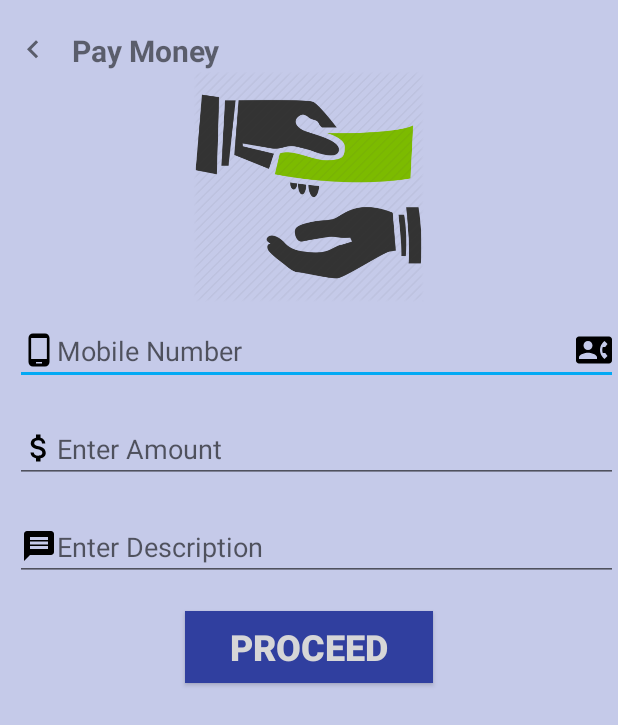
After one commit to codershikhar/Offline_Wallet_Android_Application, an Android app: the SendMoneyToAccountActivity screen opened directly, with no data from a screen before it, on a phone screen of 412 x 824 dp. The commit adds this screen. Shown: the top 725 px of the screen. Run offline under Robolectric (Android 15) with nearby library versions, the phone set to English and light mode, and no system bars; network calls fail.

Commit message:
Pay Mobile : Successful Added

```diff
--- a/app/src/main/AndroidManifest.xml
+++ b/app/src/main/AndroidManifest.xml
@@ -43,7 +43,8 @@
         <activity android:name=".LoginActivity" />
         <activity android:name=".MainBluetoothActivity" />
         <activity android:name=".AccountActivity" />
-        <activity android:name=".ProfileActivity"></activity>
+        <activity android:name=".ProfileActivity" />
+        <activity android:name=".SendMoneyToAccountActivity"></activity>
     </application>
 
 </manifest>
--- /dev/null
+++ b/app/src/main/res/drawable/ic_attach_money_black_24dp.xml
@@ -0,0 +1,9 @@
+<vector xmlns:android="http://schemas.android.com/apk/res/android"
+        android:width="24dp"
+        android:height="24dp"
+        android:viewportWidth="24.0"
+        android:viewportHeight="24.0">
+    <path
+        android:fillColor="#FF000000"
+        android:pathData="M11.8,10.9c-2.27,-0.59 -3,-1.2 -3,-2.15 0,-1.09 1.01,-1.85 2.7,-1.85 1.78,0 2.44,0.85 2.5,2.1h2.21c-0.07,-1.72 -1.12,-3.3 -3.21,-3.81V3h-3v2.16c-1.94,0.42 -3.5,1.68 -3.5,3.61 0,2.31 1.91,3.46 4.7,4.13 2.5,0.6 3,1.48 3,2.41 0,0.69 -0.49,1.79 -2.7,1.79 -2.06,0 -2.87,-0.92 -2.98,-2.1h-2.2c0.12,2.19 1.76,3.42 3.68,3.83V21h3v-2.15c1.95,-0.37 3.5,-1.5 3.5,-3.55 0,-2.84 -2.43,-3.81 -4.7,-4.4z"/>
+</vector>
--- /dev/null
+++ b/app/src/main/res/drawable/ic_contact_phone_black_24dp.xml
@@ -0,0 +1,9 @@
+<vector xmlns:android="http://schemas.android.com/apk/res/android"
+        android:width="24dp"
+        android:height="24dp"
+        android:viewportWidth="24.0"
+        android:viewportHeight="24.0">
+    <path
+        android:fillColor="#FF000000"
+        android:pathData="M22,3L2,3C0.9,3 0,3.9 0,5v14c0,1.1 0.9,2 2,2h20c1.1,0 1.99,-0.9 1.99,-2L24,5c0,-1.1 -0.9,-2 -2,-2zM8,6c1.66,0 3,1.34 3,3s-1.34,3 -3,3 -3,-1.34 -3,-3 1.34,-3 3,-3zM14,18L2,18v-1c0,-2 4,-3.1 6,-3.1s6,1.1 6,3.1v1zM17.85,14h1.64L21,16l-1.99,1.99c-1.31,-0.98 -2.28,-2.38 -2.73,-3.99 -0.18,-0.64 -0.28,-1.31 -0.28,-2s0.1,-1.36 0.28,-2c0.45,-1.62 1.42,-3.01 2.73,-3.99L21,8l-1.51,2h-1.64c-0.22,0.63 -0.35,1.3 -0.35,2s0.13,1.37 0.35,2z"/>
+</vector>
--- /dev/null
+++ b/app/src/main/res/drawable/ic_message_black_24dp.xml
@@ -0,0 +1,9 @@
+<vector xmlns:android="http://schemas.android.com/apk/res/android"
+        android:width="24dp"
+        android:height="24dp"
+        android:viewportWidth="24.0"
+        android:viewportHeight="24.0">
+    <path
+        android:fillColor="#FF000000"
+        android:pathData="M20,2L4,2c-1.1,0 -1.99,0.9 -1.99,2L2,22l4,-4h14c1.1,0 2,-0.9 2,-2L22,4c0,-1.1 -0.9,-2 -2,-2zM18,14L6,14v-2h12v2zM18,11L6,11L6,9h12v2zM18,8L6,8L6,6h12v2z"/>
+</vector>
--- /dev/null
+++ b/app/src/main/res/drawable/ic_phone_android_black_24dp.xml
@@ -0,0 +1,9 @@
+<vector xmlns:android="http://schemas.android.com/apk/res/android"
+        android:width="24dp"
+        android:height="24dp"
+        android:viewportWidth="24.0"
+        android:viewportHeight="24.0">
+    <path
+        android:fillColor="#FF000000"
+        android:pathData="M16,1L8,1C6.34,1 5,2.34 5,4v16c0,1.66 1.34,3 3,3h8c1.66,0 3,-1.34 3,-3L19,4c0,-1.66 -1.34,-3 -3,-3zM14,21h-4v-1h4v1zM17.25,18L6.75,18L6.75,4h10.5v14z"/>
+</vector>
--- /dev/null
+++ b/app/src/main/res/layout/activity_send_money_to_account.xml
@@ -0,0 +1,83 @@
+<?xml version="1.0" encoding="utf-8"?>
+<LinearLayout xmlns:android="http://schemas.android.com/apk/res/android"
+    xmlns:app="http://schemas.android.com/apk/res-auto"
+    xmlns:tools="http://schemas.android.com/tools"
+    android:layout_width="match_parent"
+    android:layout_height="match_parent"
+    android:background="@color/colorPrimaryLight"
+    android:orientation="vertical"
+    android:layout_gravity="center_horizontal"
+    tools:context="com.example.shikhar420.mobilepay.SendMoneyToAccountActivity">
+
+    <TextView
+        android:id="@+id/textView_back"
+        android:layout_width="match_parent"
+        android:layout_height="wrap_content"
+        android:layout_marginLeft="10dp"
+        android:layout_marginTop="20dp"
+        android:drawableLeft="@drawable/ic_keyboard_arrow_left_black_24dp"
+        android:onClick="goToAllOptionsOnClick"
+        android:text="   Pay Money"
+        android:textSize="20sp"
+        android:textStyle="bold" />
+
+    <ImageView
+        android:id="@+id/imageView2"
+        android:layout_width="167dp"
+        android:layout_height="154dp"
+        android:layout_gravity="center"
+        app:srcCompat="@drawable/steppay" />
+
+    <EditText
+        android:id="@+id/editText_enterMobileNo"
+        android:layout_width="match_parent"
+        android:layout_height="wrap_content"
+        android:ems="10"
+        android:hint="Mobile Number"
+        android:inputType="phone"
+        android:layout_marginTop="10dp"
+        android:layout_marginBottom="10dp"
+        android:layout_marginLeft="10dp"
+        android:drawableRight="@drawable/ic_contact_phone_black_24dp"
+        android:drawableLeft="@drawable/ic_phone_android_black_24dp"/>
+
+    <EditText
+        android:id="@+id/editText_enterAmmount"
+        android:layout_width="match_parent"
+        android:layout_height="wrap_content"
+        android:ems="10"
+        android:hint="Enter Amount"
+        android:inputType="number"
+        android:layout_marginTop="10dp"
+        android:layout_marginBottom="10dp"
+        android:layout_marginLeft="10dp"
+        android:drawableLeft="@drawable/ic_attach_money_black_24dp"/>
+
+    <EditText
+        android:id="@+id/editText_Description"
+        android:layout_width="match_parent"
+        android:layout_height="wrap_content"
+        android:ems="10"
+        android:hint="Enter Description"
+        android:layout_marginTop="10dp"
+        android:layout_marginBottom="10dp"
+        android:layout_marginLeft="10dp"
+        android:drawableLeft="@drawable/ic_message_black_24dp"/>
+
+    <Button
+        android:id="@+id/button_Proceede"
+        android:layout_width="wrap_content"
+        android:layout_height="wrap_content"
+        android:layout_gravity="center"
+        android:background="@color/colorPrimaryDark"
+        android:text="Proceed"
+        android:textColor="@color/white"
+        android:textStyle="bold"
+        android:textSize="24dp"
+        android:paddingLeft="30dp"
+        android:paddingRight="30dp"
+        android:layout_marginTop="10dp"
+        android:layout_marginBottom="10dp"
+        android:onClick="proceedOnClick"/>
+
+</LinearLayout>
```
Also changed, not shown: app/src/main/java/com/example/shikhar420/mobilepay/AllOptionsActivity.java (+20 -6 lines), app/src/main/java/com/example/shikhar420/mobilepay/SendMoneyToAccountActivity.java (added, +61 -0 lines), app/src/main/res/layout/money_transfer_success.xml (added, +52 -0 lines), app/src/main/res/drawable/checkbox.png (added), app/src/main/res/drawable/steppay.png (added).
